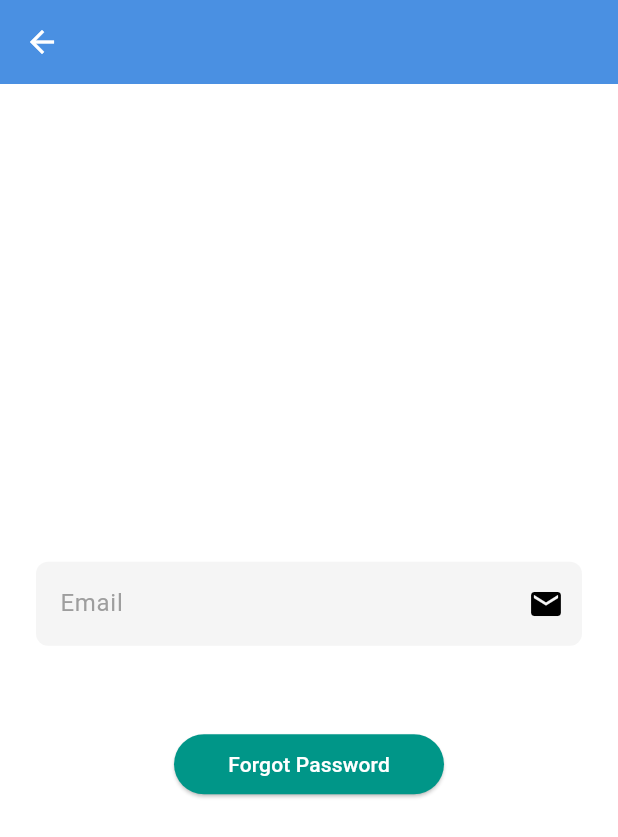
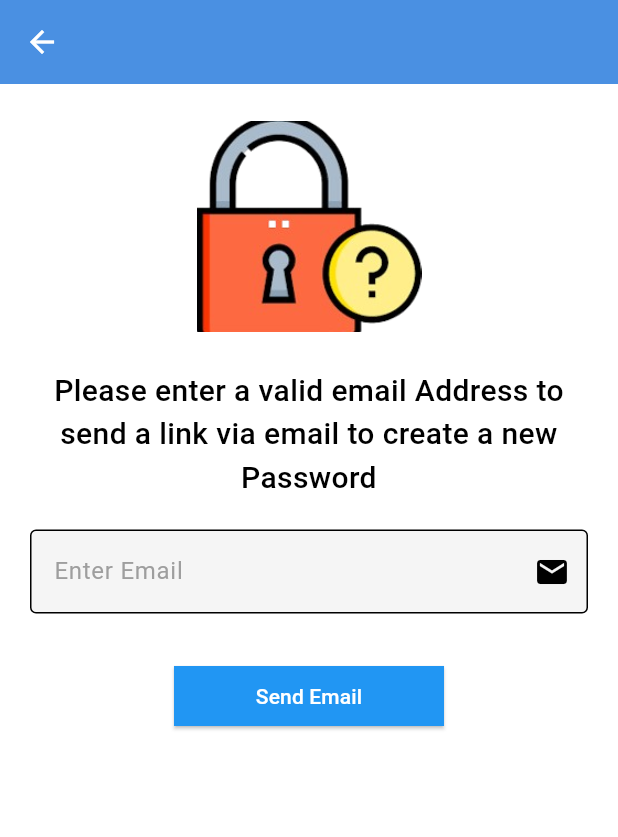
Before and after one commit to HasnainChd/docApp, a Flutter app: the ForgotPassword screen opened directly, on a phone screen of 412 x 824 dp. Shown: the top 837 px of the screen. Run offline on Flutter 3.47's test engine with Material 3 defaults, Android fonts, the phone set to English and light mode, and no system bars; our stand-ins replace cloud_firestore, curved_navigation_bar, firebase_auth, firebase_core, fluttertoast, gap and 4 more; accounts and stored records are empty.

Commit message:
minor changes

```diff
--- a/lib/consts/images.dart
+++ b/lib/consts/images.dart
@@ -13,7 +13,9 @@ class AppAssets{
     male = "assets/images/male.png",
     female = "assets/images/female.png",
     person="assets/images/person.png",
-    welcome='assets/images/welcome.jpg';
+    welcome='assets/images/welcome.jpg',
+    forgot='assets/images/forgot.png';
+
 
 
 
--- a/lib/views/forgot_password/forgot_password_screen.dart
+++ b/lib/views/forgot_password/forgot_password_screen.dart
@@ -2,7 +2,7 @@ import 'package:firebase_auth/firebase_auth.dart';
 import 'package:flutter/material.dart';
 import 'package:fluttertoast/fluttertoast.dart';
 
-
+import '../../consts/images.dart';
 
 class ForgotPassword extends StatefulWidget {
   const ForgotPassword({super.key});
@@ -12,24 +12,41 @@ class ForgotPassword extends StatefulWidget {
 }
 
 class _ForgotPasswordState extends State<ForgotPassword> {
-  var emailController = TextEditingController();
+  final emailController = TextEditingController();
 
   @override
   Widget build(BuildContext context) {
     return Scaffold(
       appBar: AppBar(),
-      body: Column(
+      body: SingleChildScrollView(
+        child: Padding(
+          padding: const EdgeInsets.all(20.0),
+          child: Column(
             mainAxisAlignment: MainAxisAlignment.center,
             crossAxisAlignment: CrossAxisAlignment.center,
             children: [
-          Padding(
-            padding: const EdgeInsets.all(24.0),
-            child: TextFormField(
+              Image.asset(
+                AppAssets.forgot,
+                height: 150,
+                width: 150,
+              ),
+              const SizedBox(
+                height: 20,
+              ),
+              const Text(
+                textAlign: TextAlign.center,
+                'Please enter a valid email Address to send a link via email to create a new Password',
+                style: TextStyle(fontWeight: FontWeight.w500, fontSize: 20),
+              ),
+              const SizedBox(
+                height: 20,
+              ),
+              TextFormField(
                 controller: emailController,
                 decoration: const InputDecoration(
-                hintText: "Email",
+                  border: OutlineInputBorder(),
+                  hintText: "Enter Email",
                   suffixIcon: Icon(Icons.mail),
-              ),
                 ),
               ),
               const SizedBox(
@@ -39,31 +56,40 @@ class _ForgotPasswordState extends State<ForgotPassword> {
                 height: 40,
                 width: 180,
                 child: ElevatedButton(
-              onPressed: () {
-                forgotPasswordWithEmail(emailController.text.trim());
+                  onPressed: () async {
+                    if (emailController.text.isEmpty) {
+                      Fluttertoast.showToast(msg: "Enter Your Email");
+                    } else {
+                      await forgotPasswordWithEmail(emailController.text.trim());
+                    }
                     emailController.clear();
                   },
                   style: ElevatedButton.styleFrom(
-                  backgroundColor: Colors.teal, foregroundColor: Colors.white),
-              child: const Text("Forgot Password"),
+                      shape: const RoundedRectangleBorder(),
+                      backgroundColor: Colors.blue,
+                      foregroundColor: Colors.white),
+                  child: const Text("Send Email"),
                 ),
               ),
             ],
+          ),
+        ),
       ),
     );
   }
 }
 
-void forgotPasswordWithEmail(String email) async {
-  if (email == ' ') {
-    Fluttertoast.showToast(msg: "Enter Your Email");
-  } else {
+Future<void> forgotPasswordWithEmail(String email) async {
   try {
-      await FirebaseAuth.instance.sendPasswordResetEmail(email: email).then(
-          (value) => Fluttertoast.showToast(
-              msg: 'email is send to your email address'));
+    await FirebaseAuth.instance.sendPasswordResetEmail(email: email);
+    Fluttertoast.showToast(
+      msg: 'an Email is sent to your email address',
+      timeInSecForIosWeb: 2,
+    );
   } on FirebaseAuthException catch (e) {
-      Fluttertoast.showToast(msg: e.code.toString());
+    Fluttertoast.showToast(
+      msg: e.code.toString(),
+      timeInSecForIosWeb: 2,
+    );
   }
 }
-}
```
Also changed, not shown: lib/views/LoginView/login_view.dart (+67 -20 lines), assets/images/forgot.png (added). Lines whose indentation alone changed are shown as unchanged.
